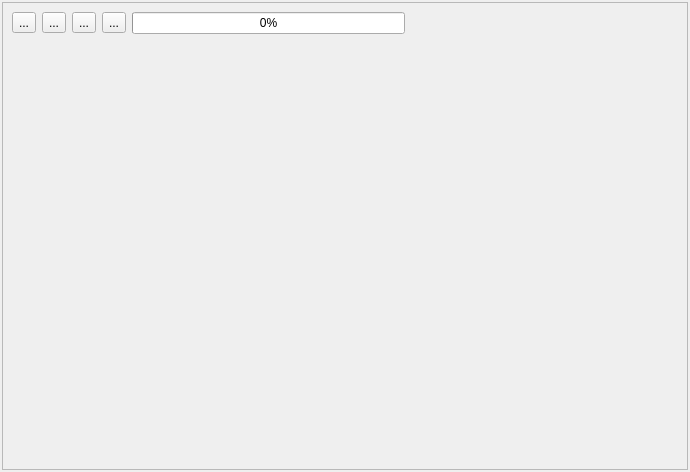
Old version of the form qt/scaner/fw.ui in the repository smartgauges/obd2-bt-stm32.
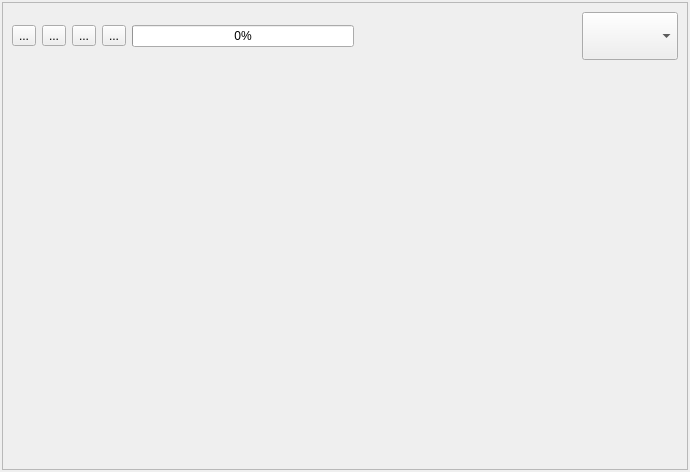
New version of the form. Icons and pictures are not drawn.

Commit message: Added speed select for scaner

Patch:
```diff
--- a/qt/scaner/fw.ui
+++ b/qt/scaner/fw.ui
@@ -125,6 +125,16 @@
           </property>
          </spacer>
         </item>
+        <item>
+         <widget class="QComboBox" name="cb_speed">
+          <property name="minimumSize">
+           <size>
+            <width>96</width>
+            <height>48</height>
+           </size>
+          </property>
+         </widget>
+        </item>
        </layout>
       </item>
       <item>
```
The commit also changes 6 other files.
